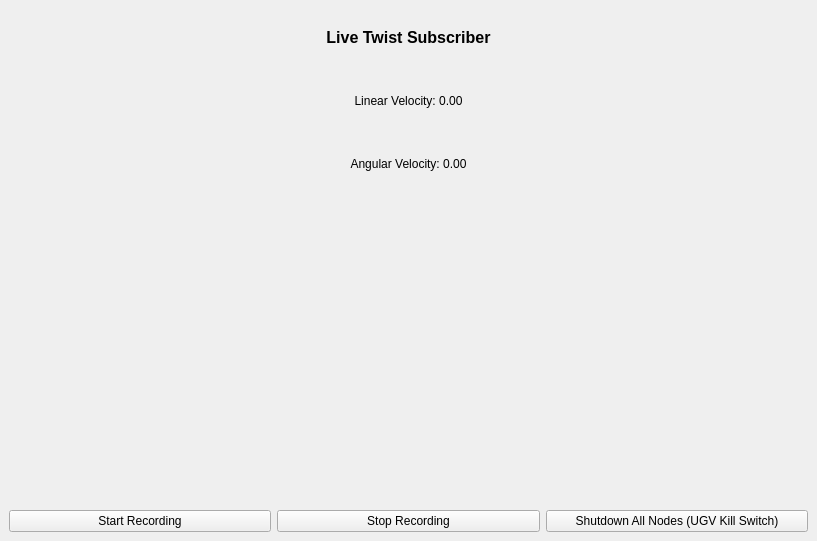
Above: robot_dashboard.ui from yushayusha/jetacker-communication before the change. Below: the same form after it.
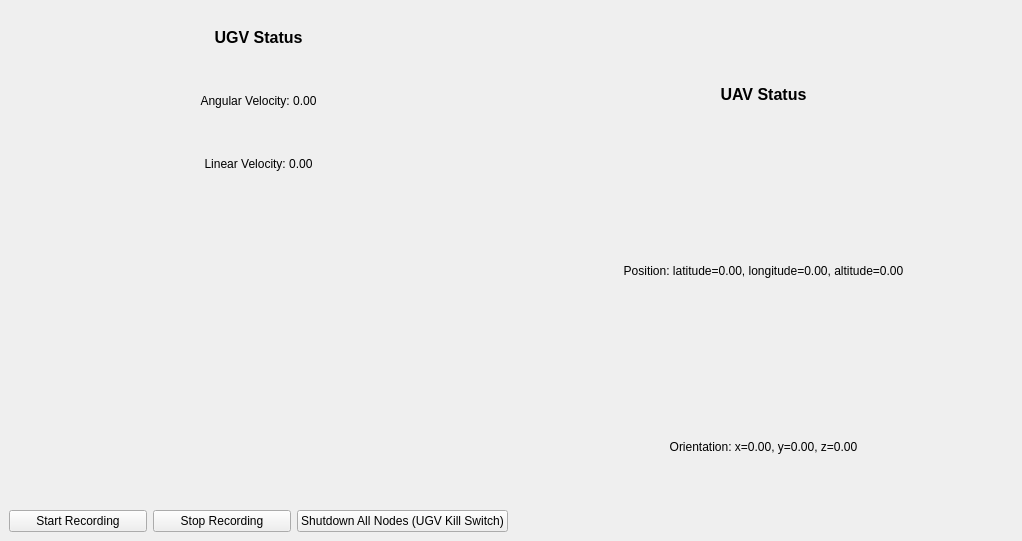
That is the form after the change.

Commit message: Added UAV position status nodes

Diff of the .ui file:
```diff
--- a/robot_dashboard.ui
+++ b/robot_dashboard.ui
@@ -6,7 +6,7 @@
    <rect>
     <x>0</x>
     <y>0</y>
-    <width>817</width>
+    <width>1022</width>
     <height>541</height>
    </rect>
   </property>
@@ -19,6 +19,10 @@
    </property>
    <layout class="QVBoxLayout" name="verticalLayout">
     <item>
+     <layout class="QHBoxLayout" name="horizontalLayout_4">
+      <item>
+       <layout class="QVBoxLayout" name="verticalLayout_10">
+        <item>
      <widget class="QLabel" name="lbl_title">
       <property name="enabled">
        <bool>true</bool>
@@ -31,17 +35,7 @@
        </font>
       </property>
       <property name="text">
-       <string>Live Twist Subscriber</string>
-      </property>
-      <property name="alignment">
-       <set>Qt::AlignCenter</set>
-      </property>
-     </widget>
-    </item>
-    <item>
-     <widget class="QLabel" name="lbl_linear">
-      <property name="text">
-       <string>Linear Velocity: 0.00</string>
+           <string>UGV Status</string>
       </property>
       <property name="alignment">
        <set>Qt::AlignCenter</set>
@@ -58,6 +52,16 @@
       </property>
      </widget>
     </item>
+        <item>
+         <widget class="QLabel" name="lbl_linear">
+          <property name="text">
+           <string>Linear Velocity: 0.00</string>
+          </property>
+          <property name="alignment">
+           <set>Qt::AlignCenter</set>
+          </property>
+         </widget>
+        </item>
     <item>
      <widget class="QWidget" name="plot_widget" native="true">
       <property name="minimumSize">
@@ -102,6 +106,51 @@
          <string>Shutdown All Nodes (UGV Kill Switch)</string>
         </property>
        </widget>
+          </item>
+         </layout>
+        </item>
+       </layout>
+      </item>
+      <item>
+       <layout class="QVBoxLayout" name="verticalLayout_9">
+        <item>
+         <widget class="QLabel" name="label">
+          <property name="font">
+           <font>
+            <pointsize>12</pointsize>
+            <weight>75</weight>
+            <bold>true</bold>
+           </font>
+          </property>
+          <property name="text">
+           <string>UAV Status</string>
+          </property>
+          <property name="alignment">
+           <set>Qt::AlignCenter</set>
+          </property>
+         </widget>
+        </item>
+        <item>
+         <widget class="QLabel" name="label_orientation">
+          <property name="text">
+           <string>Position: latitude=0.00, longitude=0.00, altitude=0.00</string>
+          </property>
+          <property name="alignment">
+           <set>Qt::AlignCenter</set>
+          </property>
+         </widget>
+        </item>
+        <item>
+         <widget class="QLabel" name="label_position">
+          <property name="text">
+           <string>Orientation: x=0.00, y=0.00, z=0.00</string>
+          </property>
+          <property name="alignment">
+           <set>Qt::AlignCenter</set>
+          </property>
+         </widget>
+        </item>
+       </layout>
       </item>
      </layout>
     </item>
```
Lines whose indentation alone changed are shown as unchanged. The commit also changes 3 other files.
